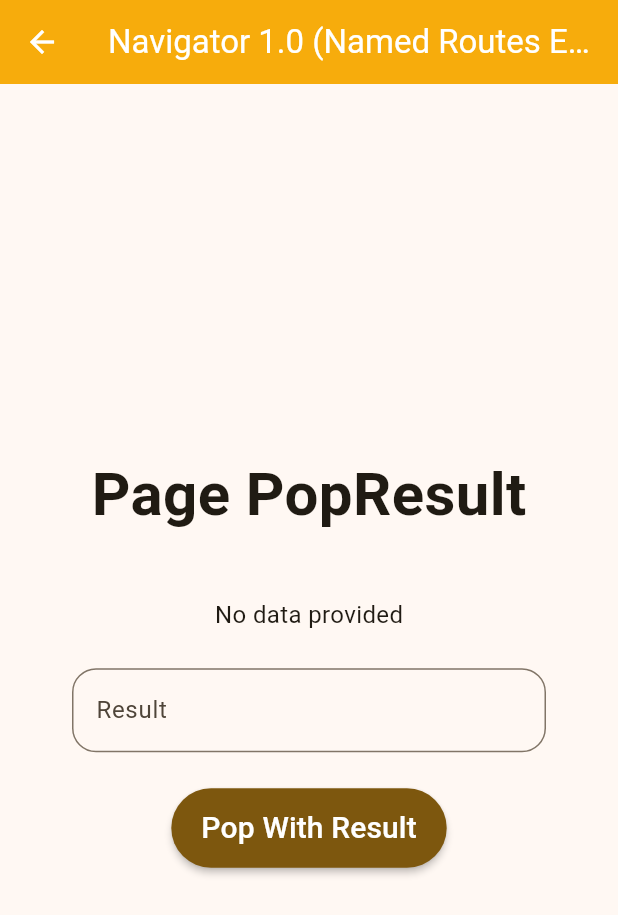
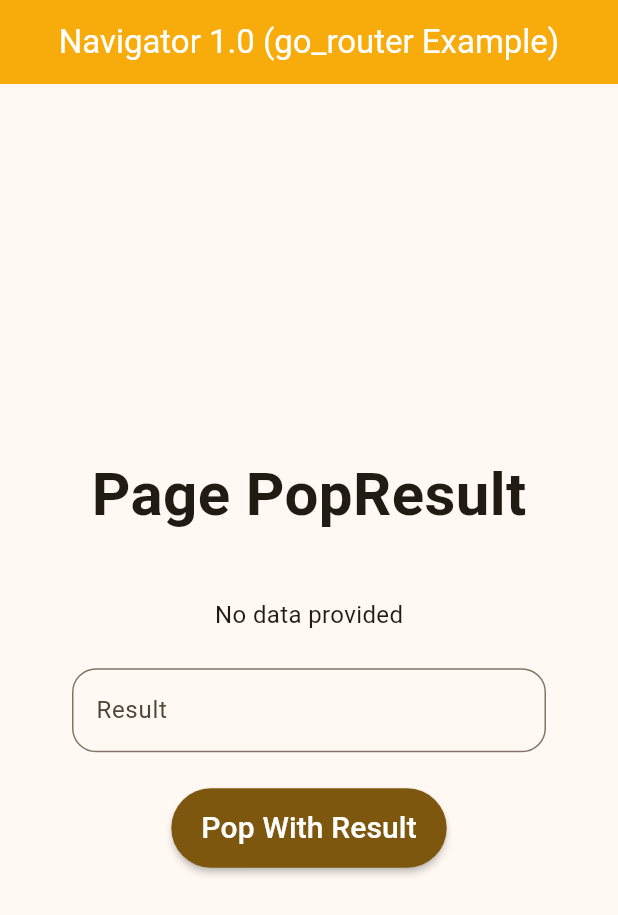
Before and after one commit to Cisterakas/navigator_example, a Flutter app: the PopResultPage screen opened by its route, on a phone screen of 412 x 824 dp. Shown: the top 915 px of the screen. Run offline on Flutter 3.47's test engine with Material 3 defaults, Android fonts, the phone set to English and light mode, and no system bars; our stand-ins replace go_router.

Commit message:
Refactor navigation to use go_router package for improved URL-aware routing and code clarity

```diff
--- /dev/null
+++ b/lib/app_router.dart
@@ -0,0 +1,36 @@
+import 'package:go_router/go_router.dart';
+import 'package:navigator_example/app_routes.dart';
+import 'package:navigator_example/page/first_page.dart';
+import 'package:navigator_example/page/pop_result_page.dart';
+import 'package:navigator_example/page/second_page.dart';
+import 'package:navigator_example/page/third_page.dart';
+import 'package:navigator_example/page/willpop_page.dart';
+
+final appRouter = GoRouter(
+  initialLocation: AppRoutes.home,
+  routes: [
+    GoRoute(
+      path: AppRoutes.home,
+      builder: (context, state) => const FirstPage(),
+    ),
+    GoRoute(
+      path: AppRoutes.second,
+      builder: (context, state) => const SecondPage(),
+    ),
+    GoRoute(
+      path: AppRoutes.third,
+      builder: (context, state) => const ThirdPage(),
+    ),
+    GoRoute(
+      path: AppRoutes.willPop,
+      builder: (context, state) => const WillPopScopePage(),
+    ),
+    GoRoute(
+      path: AppRoutes.popResult,
+      builder: (context, state) {
+        final data = state.extra as String? ?? 'No data provided';
+        return PopResultPage(data: data);
+      },
+    ),
+  ],
+);
--- a/lib/main.dart
+++ b/lib/main.dart
@@ -1,11 +1,6 @@
 import 'package:flutter/material.dart';
 import 'package:flutter/services.dart';
-import 'package:navigator_example/app_routes.dart';
-import 'package:navigator_example/page/first_page.dart';
-import 'package:navigator_example/page/pop_result_page.dart';
-import 'package:navigator_example/page/second_page.dart';
-import 'package:navigator_example/page/third_page.dart';
-import 'package:navigator_example/page/willpop_page.dart';
+import 'package:navigator_example/app_router.dart';
 
 void main() {
   WidgetsFlutterBinding.ensureInitialized();
@@ -19,12 +14,12 @@ void main() {
 }
 
 class MyApp extends StatelessWidget {
-  static const title = 'Navigator 1.0 (Named Routes Example)';
+  static const title = 'Navigator 1.0 (go_router Example)';
 
   const MyApp({super.key});
 
   @override
-  Widget build(BuildContext context) => MaterialApp(
+  Widget build(BuildContext context) => MaterialApp.router(
     debugShowCheckedModeBanner: false,
     title: title,
     theme: ThemeData(
@@ -37,22 +32,7 @@ class MyApp extends StatelessWidget {
         centerTitle: true,
       ),
     ),
-    // Before named routes, home was assigned directly with: home: FirstPage().
-    // Now the app starts from a route name and looks up the page below.
-    initialRoute: AppRoutes.home,
-    // This table connects each route name to the widget shown for that route.
-    routes: {
-      AppRoutes.home: (context) => const FirstPage(),
-      AppRoutes.second: (context) => const SecondPage(),
-      AppRoutes.third: (context) => const ThirdPage(),
-      AppRoutes.willPop: (context) => const WillPopScopePage(),
-      AppRoutes.popResult: (context) {
-        // Named routes pass extra data through RouteSettings.arguments.
-        final data =
-            ModalRoute.of(context)?.settings.arguments as String? ??
-            'No data provided';
-        return PopResultPage(data: data);
-      },
-    },
+    // GoRouter owns the route table and gives the app URL-aware navigation.
+    routerConfig: appRouter,
   );
 }
--- a/lib/page/pop_result_page.dart
+++ b/lib/page/pop_result_page.dart
@@ -1,4 +1,5 @@
 import 'package:flutter/material.dart';
+import 'package:go_router/go_router.dart';
 import 'package:navigator_example/main.dart';
 import 'package:navigator_example/widget/button_widget.dart';
 import 'package:navigator_example/widget/header_widget.dart';
@@ -48,7 +49,7 @@ class _PopResultPageState extends State<PopResultPage> {
           const SizedBox(height: 24),
           ButtonWidget(
             text: 'Pop With Result',
-            onClicked: () => Navigator.pop(context, result),
+            onClicked: () => context.pop(result),
           ),
         ],
       ),
--- a/pubspec.yaml
+++ b/pubspec.yaml
@@ -34,6 +34,7 @@ dependencies:
   # The following adds the Cupertino Icons font to your application.
   # Use with the CupertinoIcons class for iOS style icons.
   cupertino_icons: ^1.0.8
+  go_router: ^17.5.0
 
 dev_dependencies:
   flutter_test:
```
Also changed, not shown: lib/page/first_page.dart (+9 -15 lines), lib/page/second_page.dart (+3 -4 lines), lib/page/third_page.dart (+4 -6 lines), pubspec.lock, 1 other file.
